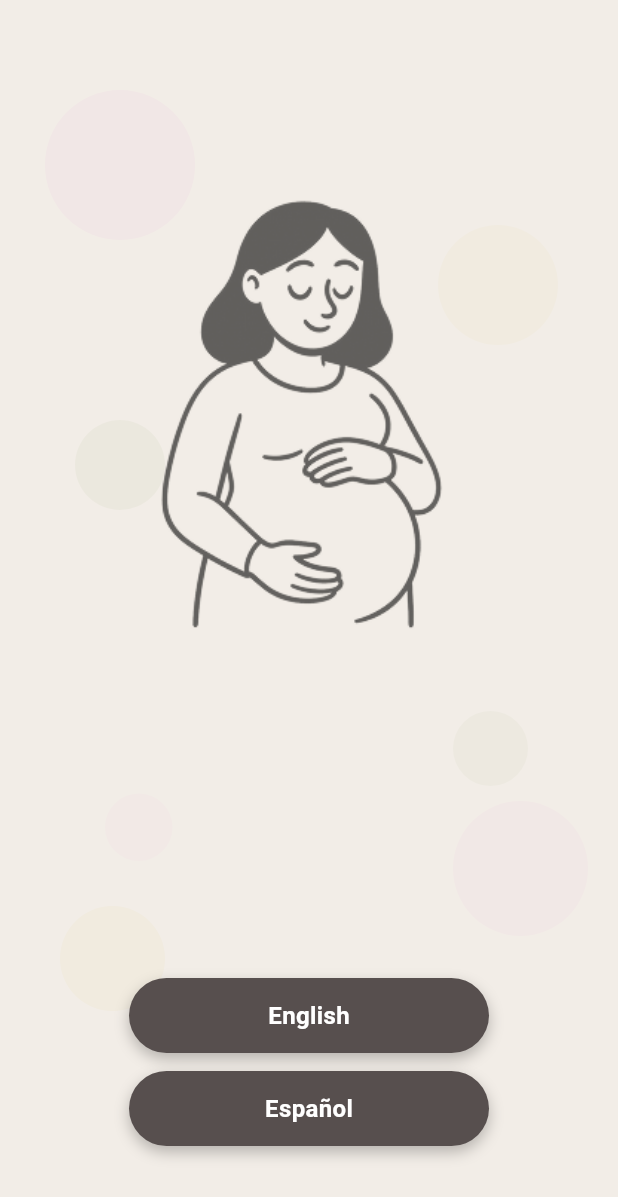
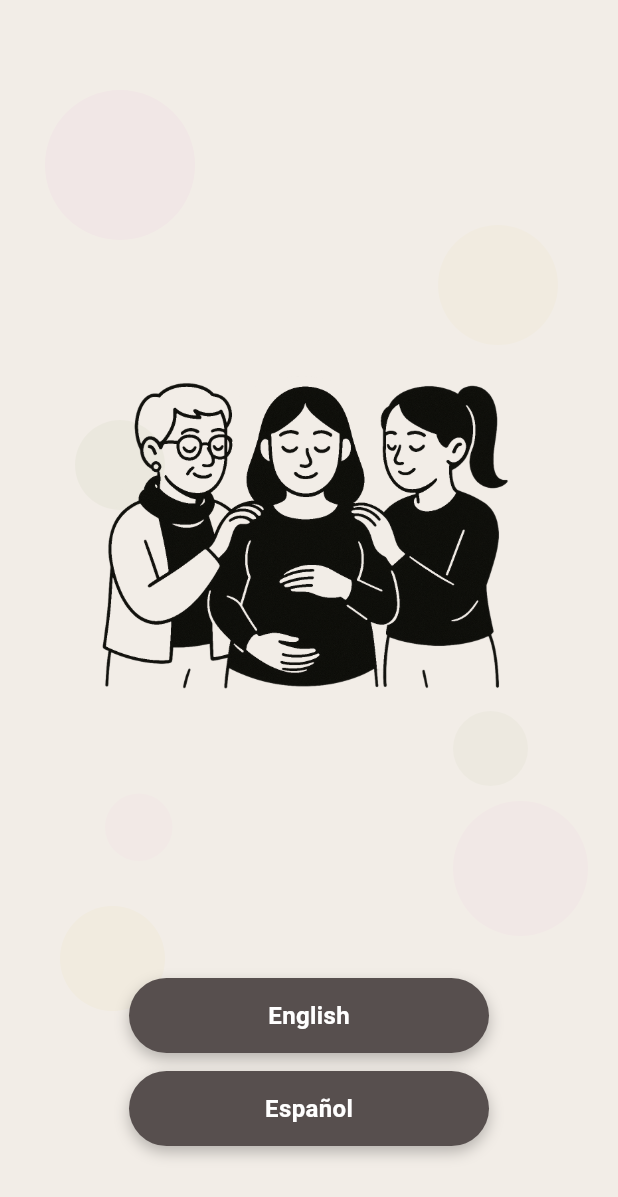
Before and after one commit to alex645324/momsbond.com, a Flutter app: the screen it shows after launch, on a phone screen of 412 x 824 dp. Shown: the top 1197 px of the screen. Run offline on Flutter 3.47's test engine with Material 3 defaults, Android fonts, the light colour scheme and no system bars; our stand-ins replace cloud_firestore, firebase_auth, firebase_core, flutter_chat_types, google_fonts, shared_preferences; accounts and stored records are empty; Roboto replaces fonts that are missing (Nuosu SIL).

Commit message:
the new Png

```diff
--- a/lib/config/app_config.dart
+++ b/lib/config/app_config.dart
@@ -1,7 +1,7 @@
 /// Configuration values for the application
 class AppConfig {
   /// Duration of chat conversations in seconds
-  static const int chatDurationSeconds = 30; // 5 minutes
+  static const int chatDurationSeconds = 300; // 5 minutes
 
   // Private constructor to prevent instantiation
   AppConfig._();
--- a/lib/views/homepage_view.dart
+++ b/lib/views/homepage_view.dart
@@ -155,14 +155,14 @@ class _HomepageViewState extends State<HomepageView> {
 
                 // Mother image
                 Positioned(
-                  top: 128,
+                  top: 180,  // Moved down from 128
                   left: 0,
                   right: 0,
                   child: Center(
                     child: Image.asset(
                       'lib/assets/mother.png',
-                      width: 300,
-                      height: 300,
+                      width: 340,  // Increased from 300
+                      height: 340,  // Increased from 300
                       fit: BoxFit.contain,
                     ),
                   ),
```
Also changed, not shown: lib/assets/mother.png.
